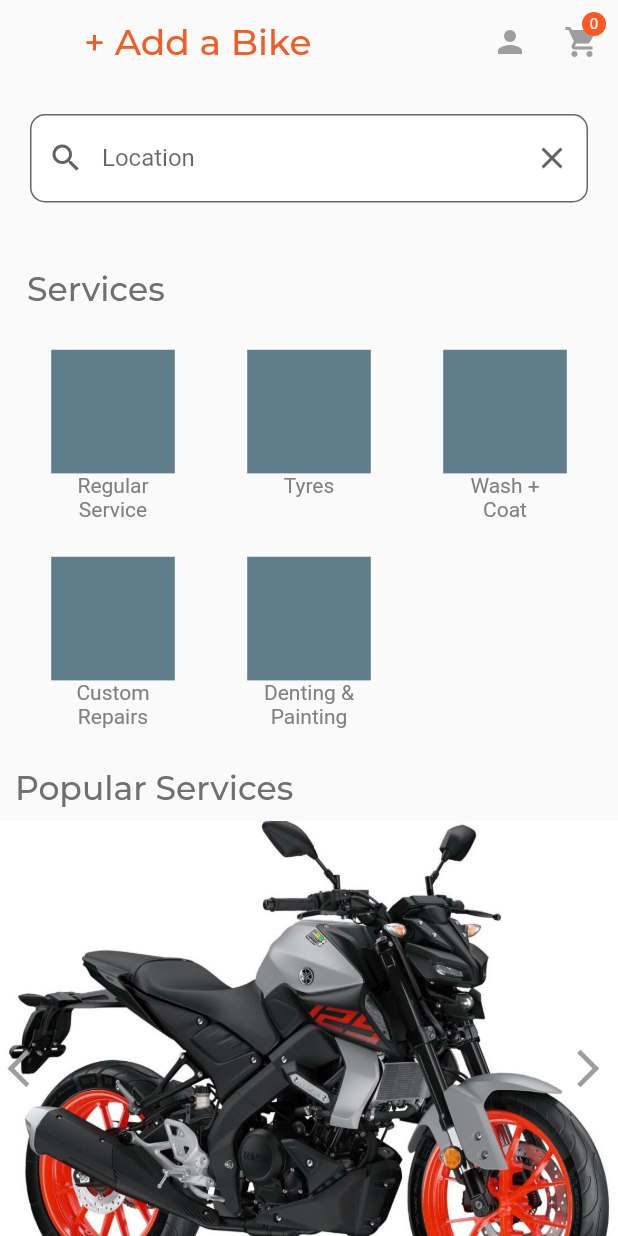
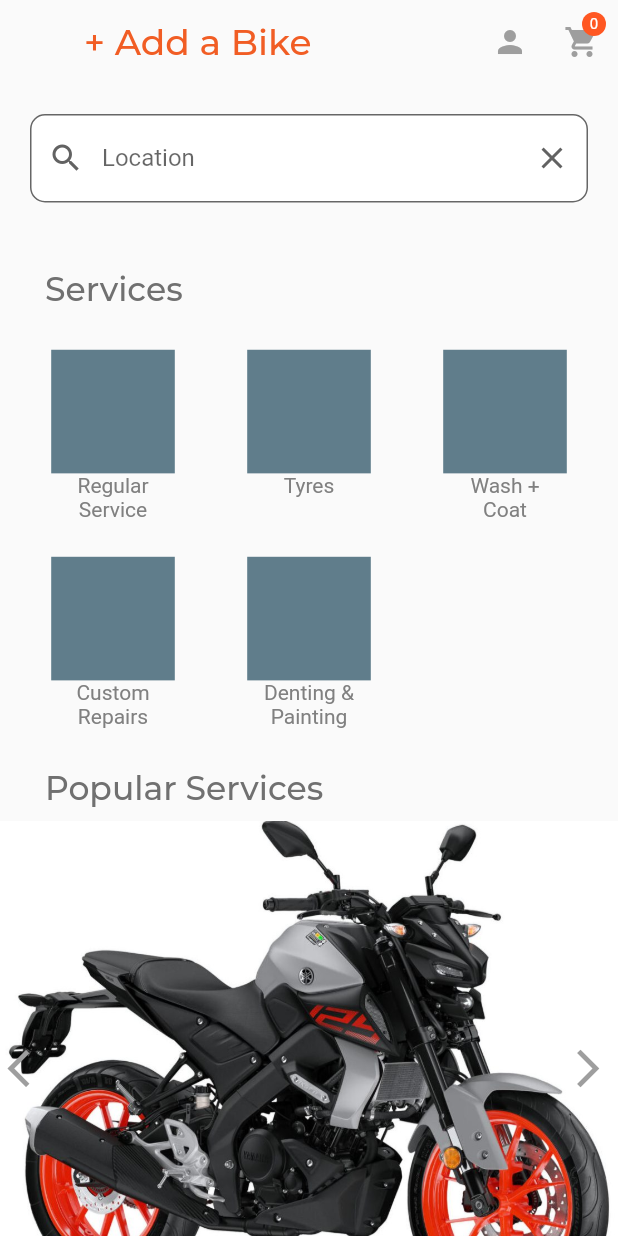
Before and after one commit to JenishHirpara/protto_customer_app, a Flutter app: the DashBoardScreen screen opened directly, on a phone screen of 412 x 824 dp. Run offline on Flutter 3.47's test engine with Material 2 defaults, Android fonts, the phone set to English and light mode, and no system bars; our stand-ins replace flutter_swiper, google_fonts, google_maps_flutter, location, material_design_icons_flutter, share and 1 more; missing offline and left inert: flutter_google_places, geocoder, google_maps_webservice; accounts and stored records are empty; network calls fail.

Commit message:
first commit

```diff
--- a/lib/screens/dashboard_screen.dart
+++ b/lib/screens/dashboard_screen.dart
@@ -317,7 +317,7 @@ class _DashBoardScreenState extends State<DashBoardScreen> {
                           Expanded(
                             flex: 1,
                             child: Padding(
-                              padding: EdgeInsets.fromLTRB(8, 0, 0, 0),
+                              padding: EdgeInsets.fromLTRB(20, 0, 0, 0),
                               child: Text(
                                 'Services',
                                 style: GoogleFonts.montserrat(
@@ -525,7 +525,7 @@ class _DashBoardScreenState extends State<DashBoardScreen> {
                       mainAxisAlignment: MainAxisAlignment.spaceEvenly,
                       children: <Widget>[
                         Padding(
-                          padding: EdgeInsets.fromLTRB(10, 0, 0, 5),
+                          padding: EdgeInsets.fromLTRB(30, 0, 0, 5),
                           child: Text(
                             'Popular Services',
                             style: GoogleFonts.montserrat(
```
